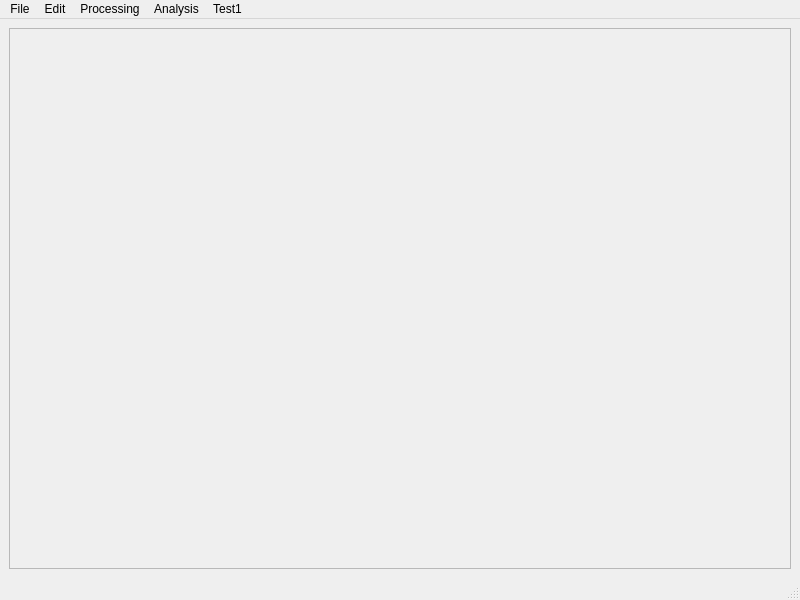
Qt form view/mainWindow.ui (aweAshikaga/Medical-Image-Analysis) before a commit.
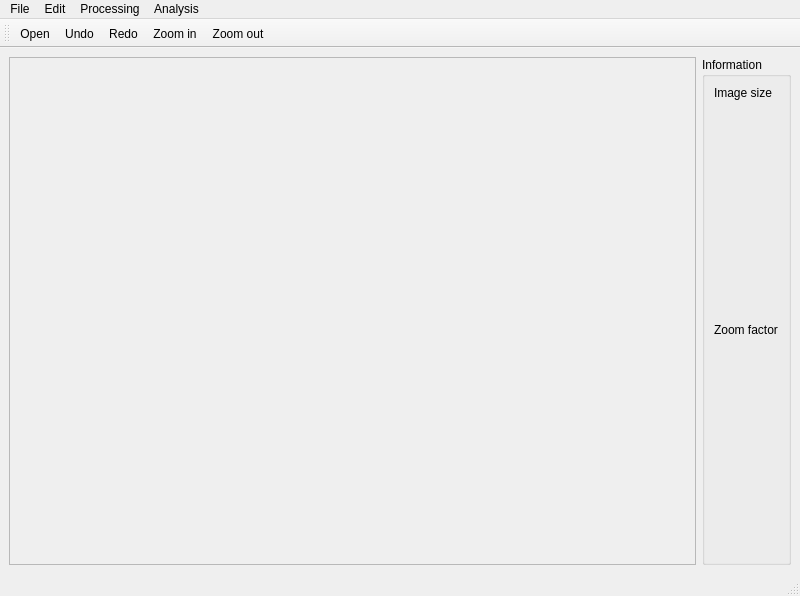
The same form after that commit. Icons and pictures are not drawn.

Commit message: Zoom function/Contrast dialog in progress

```diff
--- a/view/mainWindow.ui
+++ b/view/mainWindow.ui
@@ -7,14 +7,14 @@
     <x>0</x>
     <y>0</y>
     <width>800</width>
-    <height>600</height>
+    <height>596</height>
    </rect>
   </property>
   <property name="windowTitle">
    <string>MainWindow</string>
   </property>
   <widget class="QWidget" name="centralwidget">
-   <layout class="QHBoxLayout" name="horizontalLayout">
+   <layout class="QHBoxLayout" name="horizontalLayout_2">
     <item>
      <widget class="QScrollArea" name="saImgDisplay">
       <property name="widgetResizable">
@@ -25,22 +25,72 @@
         <rect>
          <x>0</x>
          <y>0</y>
-         <width>780</width>
-         <height>539</height>
+         <width>696</width>
+         <height>501</height>
         </rect>
        </property>
-       <layout class="QVBoxLayout" name="verticalLayout">
+       <layout class="QHBoxLayout" name="horizontalLayout">
         <item>
          <widget class="QLabel" name="lblImgDisplay">
           <property name="text">
            <string/>
           </property>
+          <property name="alignment">
+           <set>Qt::AlignCenter</set>
+          </property>
          </widget>
         </item>
        </layout>
       </widget>
      </widget>
     </item>
+    <item>
+     <widget class="QGroupBox" name="groupBoxInfo">
+      <property name="maximumSize">
+       <size>
+        <width>150</width>
+        <height>16777215</height>
+       </size>
+      </property>
+      <property name="title">
+       <string>Information</string>
+      </property>
+      <layout class="QVBoxLayout" name="verticalLayout">
+       <item>
+        <widget class="QLabel" name="lblImageSize">
+         <property name="sizePolicy">
+          <sizepolicy hsizetype="Preferred" vsizetype="Preferred">
+           <horstretch>0</horstretch>
+           <verstretch>0</verstretch>
+          </sizepolicy>
+         </property>
+         <property name="text">
+          <string>Image size</string>
+         </property>
+         <property name="alignment">
+          <set>Qt::AlignLeading|Qt::AlignLeft|Qt::AlignTop</set>
+         </property>
+        </widget>
+       </item>
+       <item>
+        <widget class="QLabel" name="lblZoomFactor">
+         <property name="sizePolicy">
+          <sizepolicy hsizetype="Preferred" vsizetype="Preferred">
+           <horstretch>0</horstretch>
+           <verstretch>0</verstretch>
+          </sizepolicy>
+         </property>
+         <property name="text">
+          <string>Zoom factor</string>
+         </property>
+         <property name="alignment">
+          <set>Qt::AlignLeading|Qt::AlignLeft|Qt::AlignTop</set>
+         </property>
+        </widget>
+       </item>
+      </layout>
+     </widget>
+    </item>
    </layout>
   </widget>
   <widget class="QMenuBar" name="menubar">
@@ -86,19 +136,28 @@
     <addaction name="actionFiber_diameter"/>
     <addaction name="actionFiber_orientation"/>
    </widget>
-   <widget class="QMenu" name="menuTest1">
-    <property name="title">
-     <string>Test1</string>
-    </property>
-    <addaction name="actionTest2"/>
-   </widget>
    <addaction name="menuFile"/>
    <addaction name="menuEdit"/>
    <addaction name="menuProcessing"/>
    <addaction name="menuAnalysis"/>
-   <addaction name="menuTest1"/>
   </widget>
   <widget class="QStatusBar" name="statusbar"/>
+  <widget class="QToolBar" name="toolBar">
+   <property name="windowTitle">
+    <string>toolBar</string>
+   </property>
+   <attribute name="toolBarArea">
+    <enum>TopToolBarArea</enum>
+   </attribute>
+   <attribute name="toolBarBreak">
+    <bool>false</bool>
+   </attribute>
+   <addaction name="actionOpen"/>
+   <addaction name="actionUndo"/>
+   <addaction name="actionRedo"/>
+   <addaction name="actionZoom_in"/>
+   <addaction name="actionZoom_out"/>
+  </widget>
   <action name="actionOpen">
    <property name="text">
     <string>Open</string>
```
Left out of the diff: 24 changed lines with no effect on the pictures. The commit also changes 28 other files.
